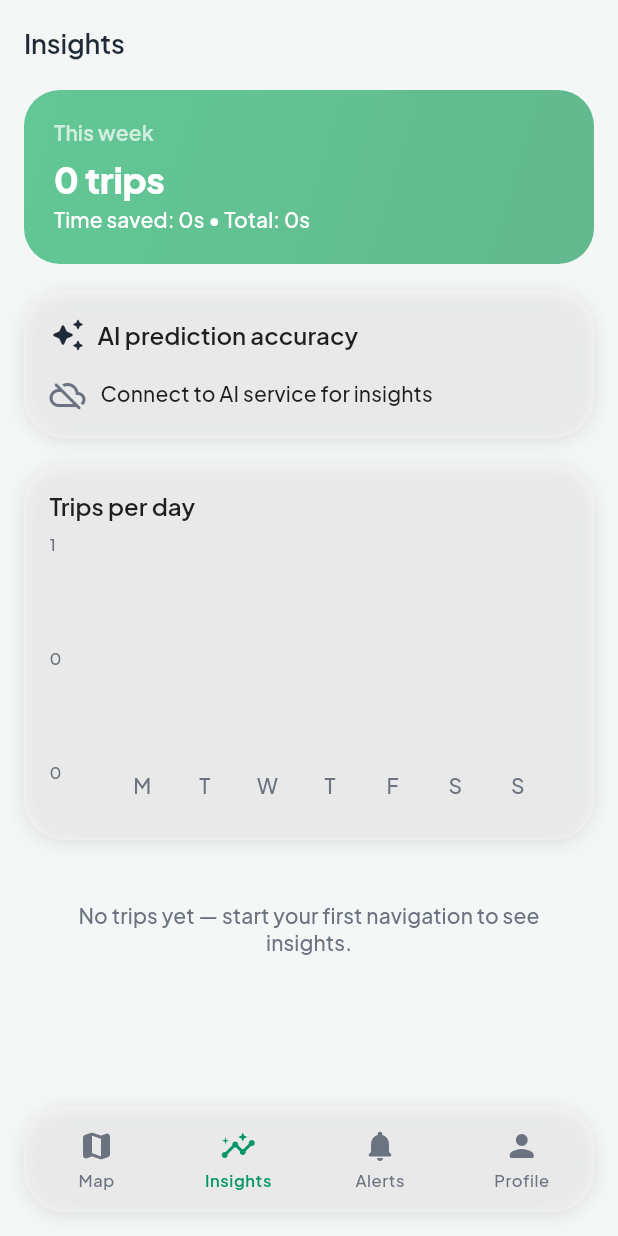
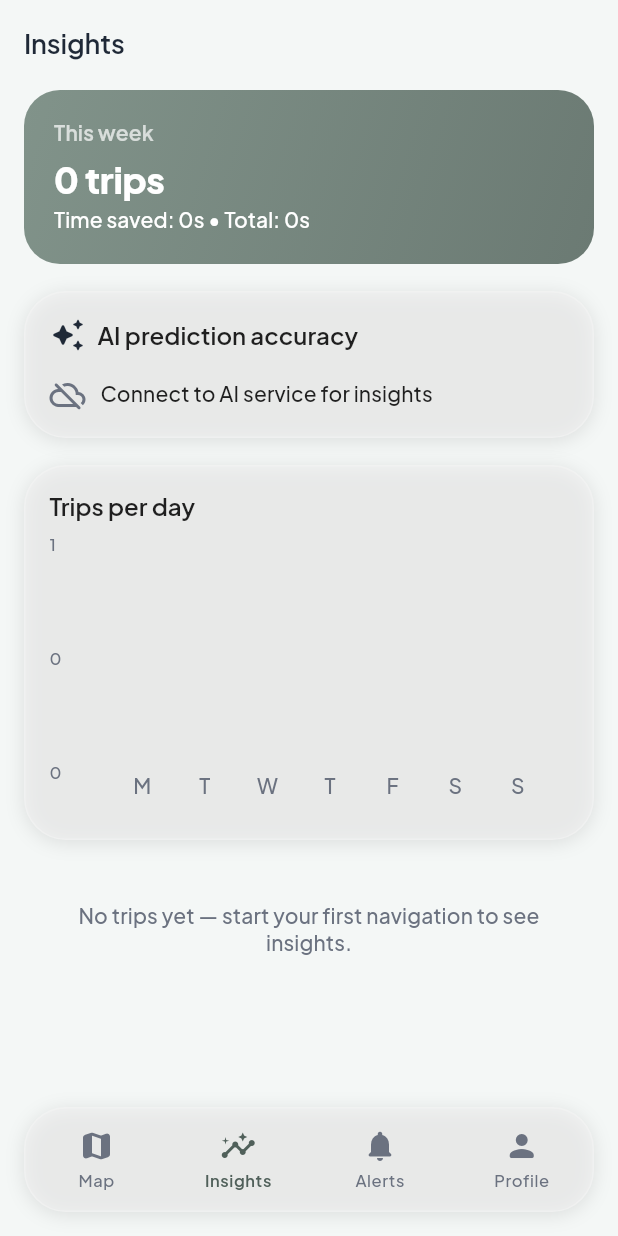
Before and after one commit to ibrahim212-wq/maps-mobile-application, a Flutter app: the InsightsScreen screen opened by its route, on a phone screen of 412 x 824 dp. Run offline on Flutter 3.47's test engine with Material 3 defaults, Android fonts, the light colour scheme and no system bars; drawn by our look-alikes of fl_chart, flutter_animate; our stand-ins replace firebase_core, flutter_dotenv, flutter_riverpod, flutter_tts, geolocator, go_router and 3 more; missing offline and left inert: mapbox_maps_flutter; accounts and stored records are empty; network calls fail.

Commit message:
Replace all green colors with muted sage green palette

```diff
--- a/cairoWay/lib/core/theme/app_colors.dart
+++ b/cairoWay/lib/core/theme/app_colors.dart
@@ -12,11 +12,11 @@ class AppColors {
   /// Map background base — soft neutral gray
   static const Color lightBackground = Color(0xFFF4F7F6);
 
-  /// Primary accent — emerald green for buttons, icons, active states
-  static const Color lightPrimary = Color(0xFF059669);
+  /// Primary accent — muted sage green for buttons, icons, active states
+  static const Color lightPrimary = Color(0xFF50605A);
 
-  /// Darker emerald for pressed states
-  static const Color lightPrimaryDark = Color(0xFF047857);
+  /// Darker sage for pressed states
+  static const Color lightPrimaryDark = Color(0xFF405048);
 
   /// Soft green surface for primary containers
   static const Color lightPrimaryContainer = Color(0xFFD1FAE5);
@@ -52,11 +52,11 @@ class AppColors {
   /// Elevated card surface — used for cards layered above background
   static const Color darkSurfaceElevated = Color(0xFF0F172A);
 
-  /// Primary accent — vibrant emerald green
-  static const Color darkPrimary = Color(0xFF00A854);
+  /// Primary accent — muted sage green
+  static const Color darkPrimary = Color(0xFF81938A);
 
-  /// Secondary accent — deeper emerald
-  static const Color darkSecondary = Color(0xFF008F48);
+  /// Secondary accent — muted sage
+  static const Color darkSecondary = Color(0xFF6B7A73);
 
   /// Deep green container
   static const Color darkPrimaryContainer = Color(0xFF0B2018);
@@ -77,7 +77,7 @@ class AppColors {
   // TRAFFIC SEMANTIC COLORS — Universal System
   // ═══════════════════════════════════════════════════════════════════════
 
-  static const Color trafficFree = Color(0xFF00A854);        // Emerald green
+  static const Color trafficFree = Color(0xFF81938A);        // Muted sage green
   static const Color trafficLight = Color(0xFF84CC16);       // Fresh lime
   static const Color trafficModerate = Color(0xFFFF9800);    // Amber
   static const Color trafficHeavy = Color(0xFFF44336);       // Red
@@ -87,10 +87,10 @@ class AppColors {
   // STATUS & ALERT COLORS
   // ═══════════════════════════════════════════════════════════════════════
 
-  static const Color success = Color(0xFF00A854);            // Emerald green
+  static const Color success = Color(0xFF81938A);            // Muted sage green
   static const Color warning = Color(0xFFD9A441);            // Gold
   static const Color error = Color(0xFFF44336);              // Modern red
-  static const Color info = Color(0xFF00A854);               // Emerald green
+  static const Color info = Color(0xFF81938A);               // Muted sage green
 
   // ═══════════════════════════════════════════════════════════════════════
   // PREMIUM GRADIENTS — Emerald Green System
@@ -100,7 +100,7 @@ class AppColors {
   static const LinearGradient primaryGradient = LinearGradient(
     begin: Alignment.topLeft,
     end: Alignment.bottomRight,
-    colors: [Color(0x9900A854), Color(0x99008F48)],
+    colors: [Color(0xFF81938A), Color(0xFF6B7A73)],
   );
 
   /// AI/Premium gradient with gold accent
@@ -114,7 +114,7 @@ class AppColors {
   static const LinearGradient premiumGradient = LinearGradient(
     begin: Alignment.topLeft,
     end: Alignment.bottomRight,
-    colors: [Color(0x9900A854), Color(0x99D9A441)],
+    colors: [Color(0xFF81938A), Color(0x99D9A441)],
   );
 
   /// Dark mode hero gradient — deep emerald tones
@@ -128,7 +128,7 @@ class AppColors {
   static const LinearGradient accentGradient = LinearGradient(
     begin: Alignment.topLeft,
     end: Alignment.bottomRight,
-    colors: [Color(0x9900A854), Color(0x9910B981)],
+    colors: [Color(0xFF81938A), Color(0xFFB9CABE)],
   );
 
   // ═══════════════════════════════════════════════════════════════════════
@@ -138,7 +138,7 @@ class AppColors {
   /// Glass panel glow color — subtle emerald tint
   static Color glassGlow(Brightness brightness) =>
       brightness == Brightness.dark
-          ? const Color(0xFF00A854).withValues(alpha: 0.05)
+          ? const Color(0xFF81938A).withValues(alpha: 0.05)
           : Colors.transparent;
 
   /// Primary glass gradient — matches reference image exactly
@@ -178,8 +178,8 @@ class AppColors {
   /// Accent glass border — emerald for selected/highlighted states
   static Color glassBorderAccent(Brightness brightness) =>
       brightness == Brightness.dark
-          ? const Color(0xFF00A854).withValues(alpha: 0.60)
-          : const Color(0xFF059669).withValues(alpha: 0.50);
+          ? const Color(0xFF81938A).withValues(alpha: 0.60)
+          : const Color(0xFF50605A).withValues(alpha: 0.50);
 
   /// Premium layered shadow system with emerald glow
   static List<BoxShadow> glassShadow(Brightness brightness) => [
@@ -192,7 +192,7 @@ class AppColors {
         ),
         if (brightness == Brightness.dark)
           BoxShadow(
-            color: const Color(0xFF00A854).withValues(alpha: 0.05),
+            color: const Color(0xFF81938A).withValues(alpha: 0.05),
             blurRadius: 20,
             offset: Offset.zero,
           ),
--- a/cairoWay/lib/features/best_time/domain/models/time_suggestion.dart
+++ b/cairoWay/lib/features/best_time/domain/models/time_suggestion.dart
@@ -9,9 +9,9 @@ extension TrafficLevelX on TrafficLevel {
   Color get color {
     switch (this) {
       case TrafficLevel.free:
-        return const Color(0xFF00C853);
+        return const Color(0xFF81938A);
       case TrafficLevel.light:
-        return const Color(0xFF69F0AE);
+        return const Color(0xFFB9CABE);
       case TrafficLevel.moderate:
         return const Color(0xFFFFD740);
       case TrafficLevel.heavy:
--- a/cairoWay/lib/features/home/presentation/widgets/map_floating_controls.dart
+++ b/cairoWay/lib/features/home/presentation/widgets/map_floating_controls.dart
@@ -116,13 +116,13 @@ class _IconButton extends StatelessWidget {
             ? Column(
                 mainAxisSize: MainAxisSize.min,
                 children: [
-                  Icon(icon, color: const Color(0xFF00A854), size: 20),
+                  Icon(icon, color: const Color(0xFF81938A), size: 20),
                   const SizedBox(height: 2),
                   Text(
                     label!,
                     style: const TextStyle(
                       fontSize: 8,
-                      color: Color(0xFF00A854),
+                      color: Color(0xFF81938A),
                       height: 1,
                       fontWeight: FontWeight.w600,
                     ),
--- a/cairoWay/lib/features/navigation/presentation/screens/navigation_screen.dart
+++ b/cairoWay/lib/features/navigation/presentation/screens/navigation_screen.dart
@@ -424,7 +424,7 @@ class _NavigationScreenState extends ConsumerState<NavigationScreen> {
             onPressed: () => Navigator.of(ctx).pop(false),
             child: const Text(
               'Continue navigating',
-              style: TextStyle(color: Color(0xFF00A854)),
+              style: TextStyle(color: Color(0xFF81938A)),
             ),
           ),
           TextButton(
@@ -1207,7 +1207,7 @@ class _NavigationScreenState extends ConsumerState<NavigationScreen> {
                   child: const Center(
                     child: Icon(
                       Icons.my_location_rounded,
-                      color: Color(0xFF00A854),
+                      color: Color(0xFF81938A),
                       size: 24,
                     ),
                   ),
--- a/cairoWay/lib/features/routing/presentation/screens/route_options_screen.dart
+++ b/cairoWay/lib/features/routing/presentation/screens/route_options_screen.dart
@@ -381,7 +381,7 @@ class _RouteCardState extends State<_RouteCard> {
             borderRadius: BorderRadius.circular(20),
             border: Border.all(
               color: selected
-                  ? const Color(0xFF00A854)
+                  ? const Color(0xFF50605A)
                   : const Color(0x33FFFFFF),
               width: 1.5,
             ),
@@ -441,7 +441,7 @@ class _RouteCardBody extends StatelessWidget {
                 padding: const EdgeInsets.symmetric(
                     horizontal: 10, vertical: 5),
                 decoration: BoxDecoration(
-                  color: const Color(0xFF00A854),
+                  color: const Color(0xFF50605A),
                   borderRadius: BorderRadius.circular(20),
                 ),
                 child: Row(
```
